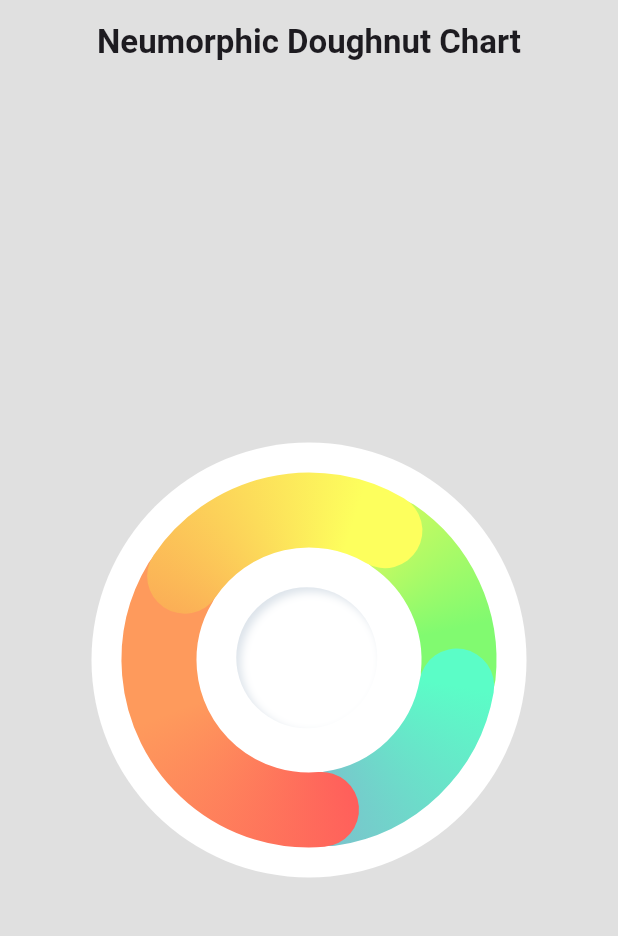
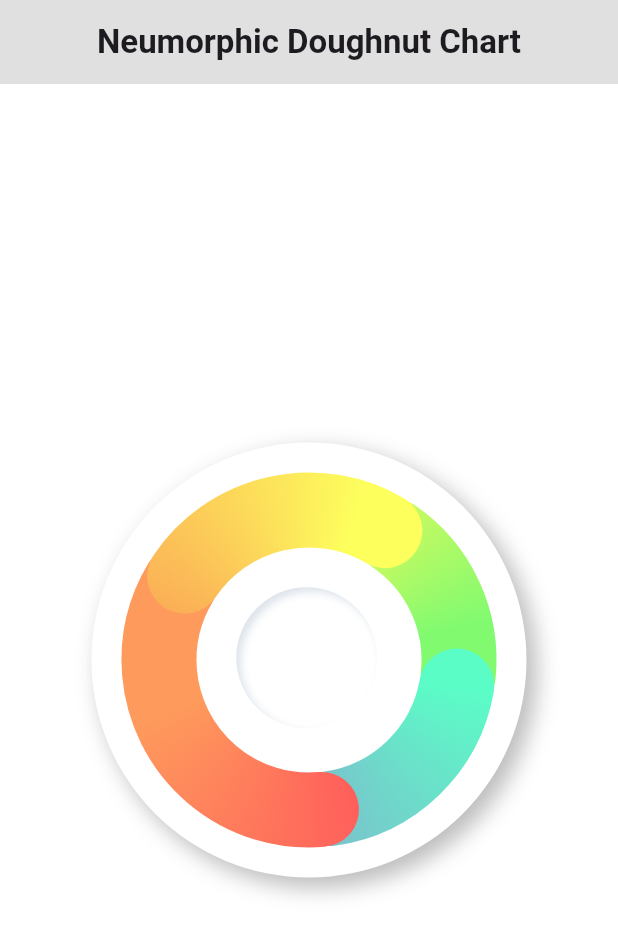
Before and after one commit to faisaldevs/neumorphic_pie_demo, a Flutter app: the screen it shows after launch, on a phone screen of 412 x 824 dp. Shown: the top 936 px of the screen. Run offline on Flutter 3.47's test engine with Material 3 defaults, Android fonts, the light colour scheme and no system bars.

Commit message:
initial commit 2

```diff
--- a/lib/main.dart
+++ b/lib/main.dart
@@ -33,6 +33,7 @@ class _HomeScreenState extends State<HomeScreen> {
     final baseColor = Colors.grey.shade300;
 
     return Scaffold(
+      backgroundColor: Colors.white,
       appBar: AppBar(
         title: const Text(
           'Neumorphic Doughnut Chart',
--- a/lib/neumorphic_pie/neumorphic_pie.dart
+++ b/lib/neumorphic_pie/neumorphic_pie.dart
@@ -13,7 +13,24 @@ class NeumorphicPie extends StatelessWidget {
     return Container(
       height: 290.0,
       width: 290.0,
-      decoration: BoxDecoration(shape: BoxShape.circle, color: Colors.white),
+      decoration: BoxDecoration(
+        shape: BoxShape.circle,
+        color: Colors.white,
+        boxShadow: [
+          BoxShadow(
+            color: Colors.white,
+            offset: Offset(-6, -6),
+            blurRadius: 12,
+            spreadRadius: 1,
+          ),
+          BoxShadow(
+            color: Colors.grey.shade400,
+            offset: Offset(6, 6),
+            blurRadius: 12,
+            spreadRadius: 1,
+          ),
+        ],
+      ),
       child: Center(
         // Container of the pie chart
         child: Container(
```
